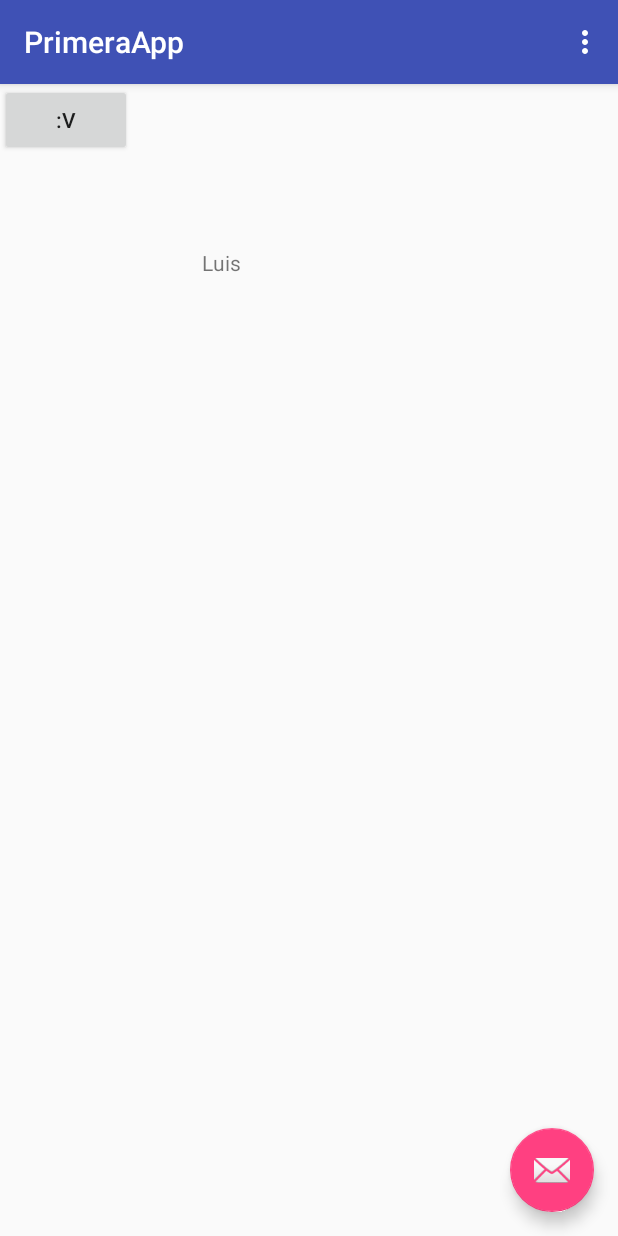
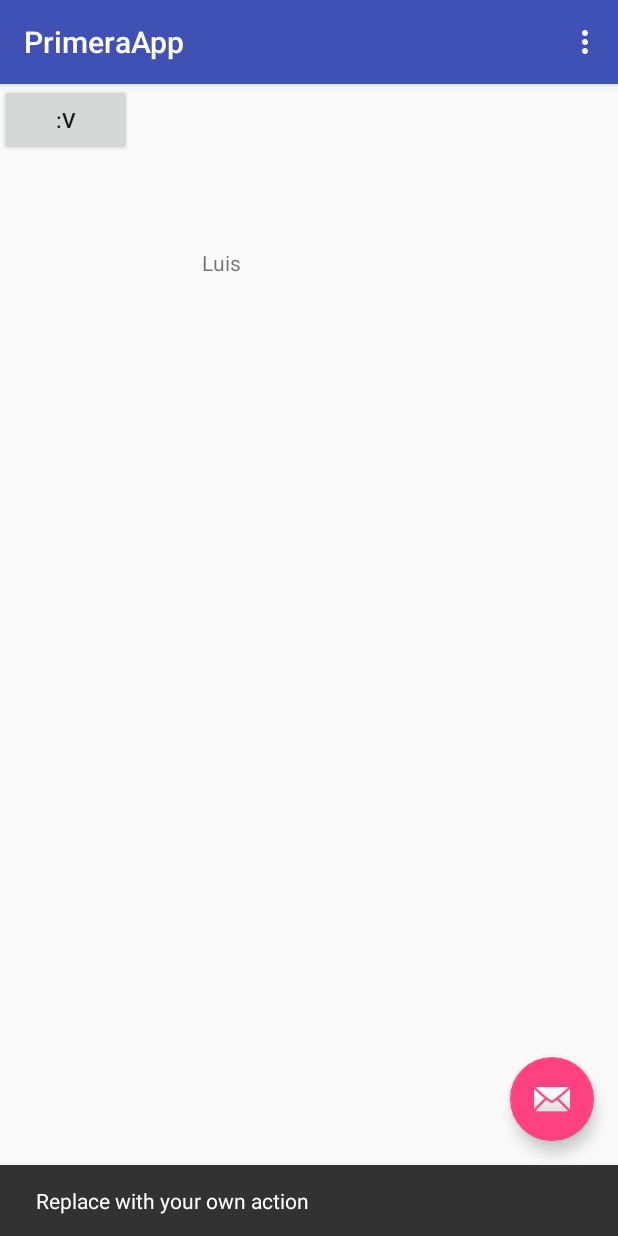
Before and after one commit to WalkedKarma/ExamplePrimeraApi, an Android app: the screen it shows after launch (MainActivity), after a tap on an icon or button, on a phone screen of 412 x 824 dp. Run offline under Robolectric (Android 15) with nearby library versions, the phone set to English and light mode, and no system bars; 1 other tap on this screen came first.

Commit message:
gbhnujimk,ol.
dcrftvgybhunjio,lp´ñ-{

```diff
--- a/PrimeraApp/app/src/main/java/com/example/joseluis/primeraapp/MainActivity.java
+++ b/PrimeraApp/app/src/main/java/com/example/joseluis/primeraapp/MainActivity.java
@@ -39,8 +39,8 @@ public class MainActivity extends AppCompatActivity {
                     txtvOne.setText(saveVariable);
                 }
 
-//                Snackbar.make(view, "Replace with your own action", Snackbar.LENGTH_LONG)
-//                        .setAction("Action", null).show();
+                Snackbar.make(view, "Replace with your own action", Snackbar.LENGTH_LONG)
+                        .setAction("Action", null).show();
             }
         });
 
```
